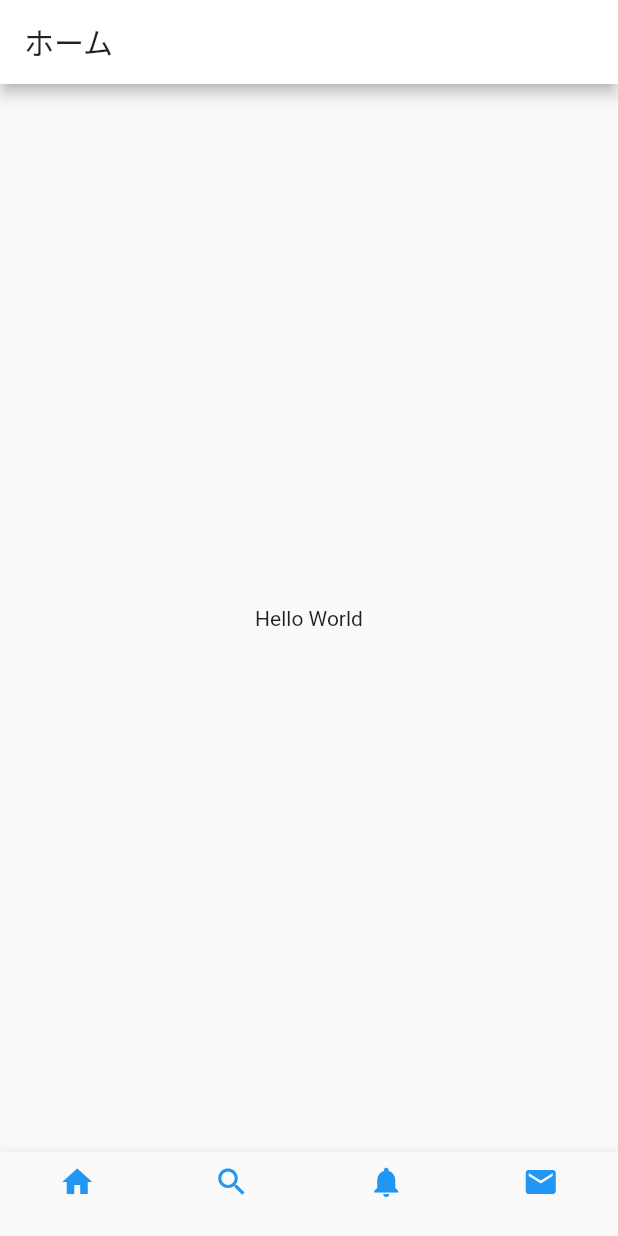
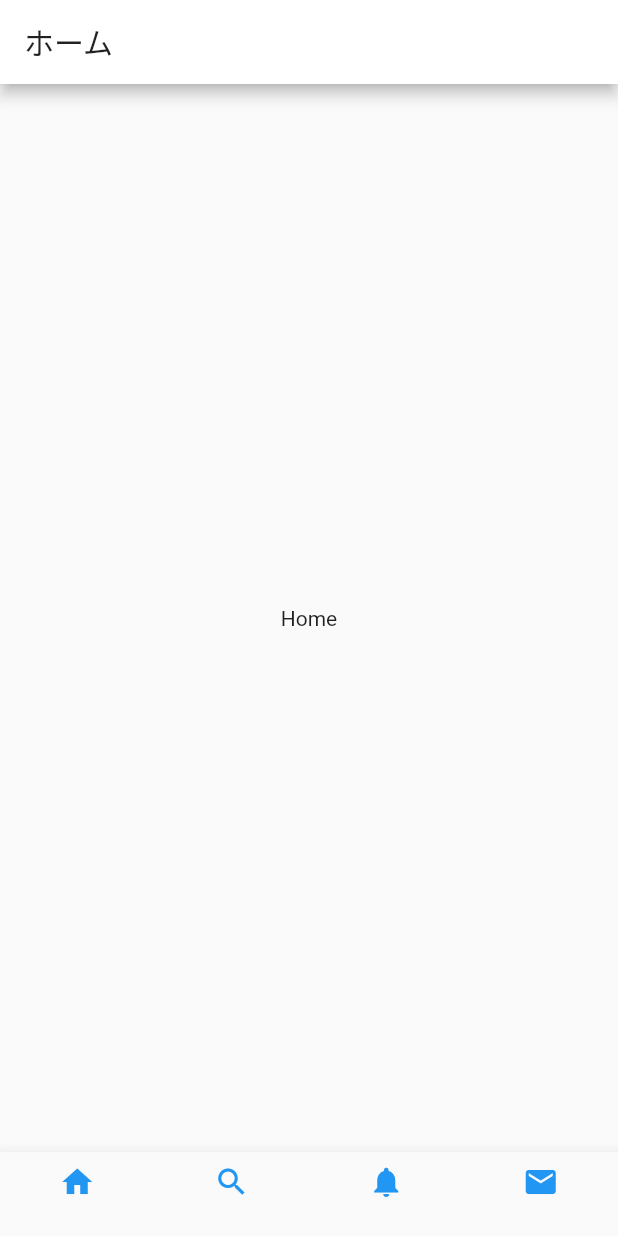
Before and after one commit to ShotaroOkada/practice_flutter, a Flutter app: the screen it shows after launch, on a phone screen of 412 x 824 dp. Run offline on Flutter 3.47's test engine with Material 2 defaults, Android fonts, the phone set to English and light mode, and no system bars.

Commit message:
画面切り替えの実装まで完了

```diff
--- /dev/null
+++ b/lib/Home.dart
@@ -0,0 +1,17 @@
+import 'package:flutter/material.dart';
+
+class Home extends StatefulWidget {
+  @override
+  _HomeState createState() => new _HomeState();
+}
+
+class _HomeState extends State<Home> {
+  @override
+  Widget build(BuildContext context) {
+    return Scaffold(
+      body: Center(
+        child: Text("Home"),
+      ),
+    );
+  }
+}
--- a/lib/main.dart
+++ b/lib/main.dart
@@ -1,4 +1,8 @@
 import 'package:flutter/material.dart';
+import 'package:first_flutter/Home.dart';
+import 'package:first_flutter/KeyWord.dart';
+import 'package:first_flutter/Notification.dart';
+import 'package:first_flutter/Message.dart';
 
 void main() => runApp(new MyApp());
 
@@ -7,7 +11,10 @@ class MyApp extends StatelessWidget {
   Widget build(BuildContext context) {
     return MaterialApp(
       title: 'Flutter Demo',
-      theme: ThemeData(primaryColor: Colors.white),
+      theme: ThemeData(
+        primaryColor: Colors.white,
+        accentColor: Colors.blue,
+        ),
       home: MyHomePage(),
     );
   }
@@ -19,6 +26,16 @@ class MyHomePage extends StatefulWidget {
 }
 
 class _MyHomePageState extends State<MyHomePage> {
+
+  int currentIndex = 0;
+
+  List tabItemWidget = [
+    Home(),
+    KeyWord(),
+    Notifications(),
+    Message(),
+  ];
+
   @override
   Widget build(BuildContext context) {
     return Scaffold(
@@ -26,7 +43,7 @@ class _MyHomePageState extends State<MyHomePage> {
         title: Text("ホーム"),
       ),
       body: Center(
-        child: Text("Hello World"),
+        child: tabItemWidget[currentIndex],
       ),
       bottomNavigationBar: BottomNavigationBar(
         currentIndex: 0,
@@ -55,6 +72,8 @@ class _MyHomePageState extends State<MyHomePage> {
   }
 
   _onTaped(int index) {
-    print(index);
+    setState(() {
+     currentIndex = index;
+    });
   }
 }
```
Also changed, not shown: lib/KeyWord.dart (added, +17 -0 lines), lib/Message.dart (added, +17 -0 lines), lib/Notification.dart (added, +17 -0 lines).
